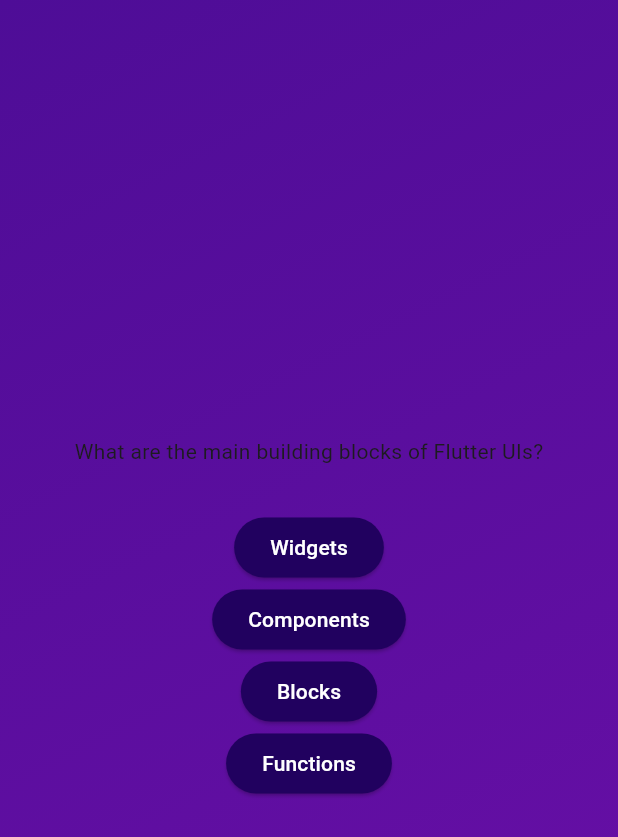
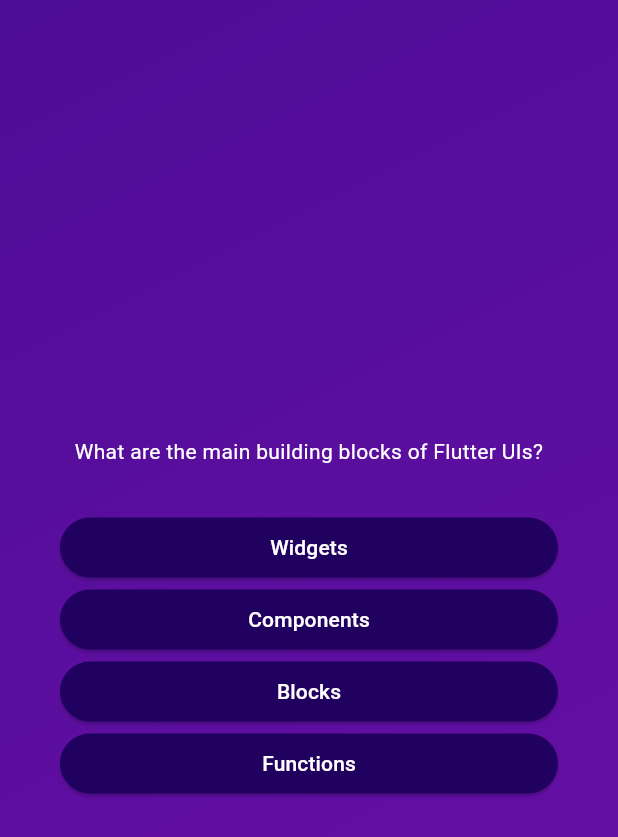
Before and after one commit to siddharth177/learnings, a Flutter app: the screen it shows after launch, after a tap on "Start Quiz", on a phone screen of 412 x 824 dp. Shown: the top 837 px of the screen. Run offline on Flutter 3.47's test engine with Material 3 defaults, Android fonts, the phone set to English and light mode, and no system bars.

Commit message:
margin and pading

```diff
--- a/flutter_projects/quiz_app/lib/questions.dart
+++ b/flutter_projects/quiz_app/lib/questions.dart
@@ -18,11 +18,16 @@
 
     return SizedBox(
       width: double.infinity,
+      child: Container(
+        margin: const EdgeInsets.all(40),
         child: Column(
           mainAxisAlignment: MainAxisAlignment.center,
+          crossAxisAlignment: CrossAxisAlignment.stretch,
           children: [
             Text(
               currentQuestion.text,
+              textAlign: TextAlign.center,
+              style: const TextStyle(color: Colors.white),
             ),
             const SizedBox(
               height: 30,
@@ -30,6 +35,7 @@
             ...currentQuestion.answers.map((e) => AnswerButton(e, () {}))
           ],
         ),
+      ),
     );
   }
 }
```
Lines whose indentation alone changed are shown as unchanged.
